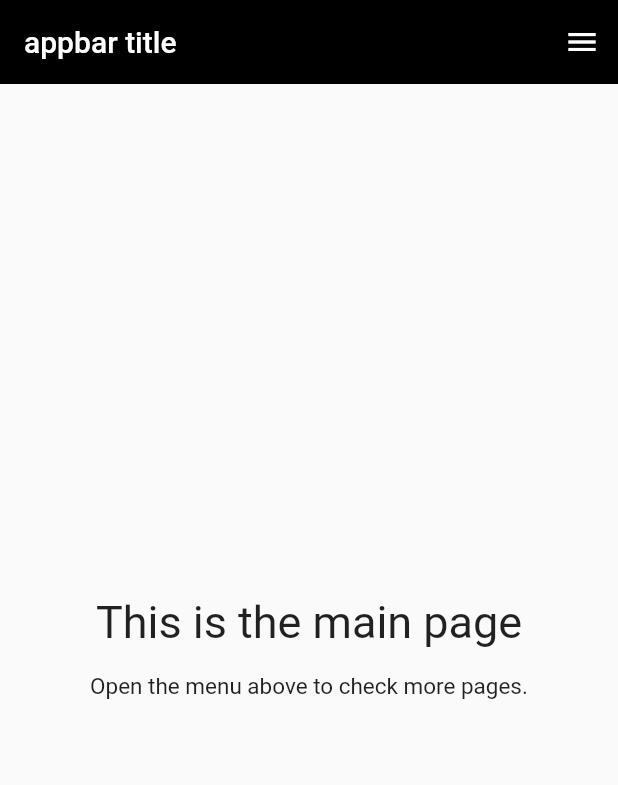
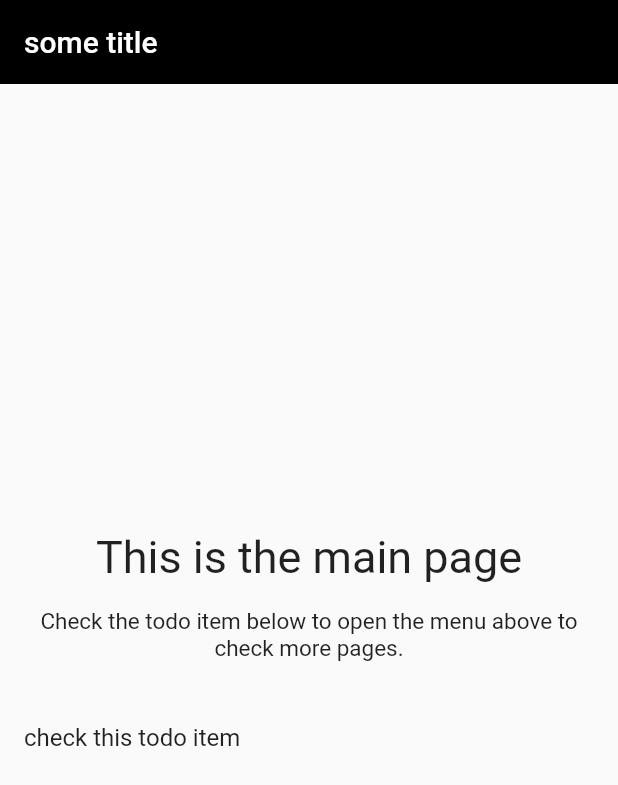
Before and after one commit to dwyl/flutter-navigation-menu-demo, a Flutter app: the screen it shows after launch, on a phone screen of 412 x 824 dp. Shown: the top 785 px of the screen. Run offline on Flutter 3.47's test engine with Material 2 defaults, Android fonts, the phone set to English and light mode, and no system bars.

Commit message:
feat: Check todo item to show menu - progressive UI. #1

```diff
--- a/lib/main.dart
+++ b/lib/main.dart
@@ -33,6 +33,7 @@ class HomePage extends StatefulWidget {
 // https://docs.flutter.dev/development/ui/animations/tutorial#animationcontroller
 class _HomePageState extends State<HomePage> with SingleTickerProviderStateMixin {
   late AnimationController _menuSlideController;
+  bool showMenu = false;
 
   @override
   void initState() {
@@ -50,6 +51,7 @@ class _HomePageState extends State<HomePage> with SingleTickerProviderStateMixin
     super.dispose();
   }
 
+  /* ------- Animation builder functions ------- */
   bool _isMenuOpen() {
     return _menuSlideController.value == 1.0;
   }
@@ -70,20 +72,10 @@ class _HomePageState extends State<HomePage> with SingleTickerProviderStateMixin
     }
   }
 
-  @override
-  Widget build(BuildContext context) {
-    return Scaffold(
-      appBar: AppBar(
-        title: const Text(
-          'appbar title',
-          style: TextStyle(
-            color: Colors.white,
-          ),
-        ),
-        backgroundColor: Colors.black,
-        elevation: 0.0,
-        automaticallyImplyLeading: false,
-        actions: [
+  /* ------- Menu action unblocker ------- */
+  List<Widget> _showMenuActionIcon() {
+    if (showMenu) {
+      return [
         AnimatedBuilder(
           animation: _menuSlideController,
           builder: (context, child) {
@@ -101,26 +93,54 @@ class _HomePageState extends State<HomePage> with SingleTickerProviderStateMixin
             );
           },
         ),
-        ],
+      ];
+    } else {
+      return [];
+    }
+  }
+
+  @override
+  Widget build(BuildContext context) {
+    return Scaffold(
+      appBar: AppBar(
+        title: const Text(
+          'some title',
+          style: TextStyle(
+            color: Colors.white,
+          ),
+        ),
+        backgroundColor: Colors.black,
+        elevation: 0.0,
+        automaticallyImplyLeading: false,
+        actions: _showMenuActionIcon(),
       ),
       body: Stack(
         children: [
           Center(
             child: Column(
               mainAxisAlignment: MainAxisAlignment.center,
-          children: const [
-            Text(
+              children: [
+                const Text(
                   "This is the main page",
                   style: TextStyle(fontSize: 30),
                 ),
-            Padding(
+                const Padding(
                   padding: EdgeInsets.all(16),
                   child: Text(
-                "Open the menu above to check more pages.",
+                    "Check the todo item below to open the menu above to check more pages.",
                     textAlign: TextAlign.center,
                     style: TextStyle(fontSize: 15, color: Colors.black87),
                   ),
                 ),
+                ListTile(
+                  title: Text('check this todo item', style: TextStyle(decoration: showMenu ? TextDecoration.lineThrough : TextDecoration.none),),
+                  minVerticalPadding: 25.0,
+                  onTap: () {
+                    setState(() {
+                      showMenu = true;
+                    });
+                  },
+                )
               ],
             ),
           ),
```
Lines whose indentation alone changed are shown as unchanged.
